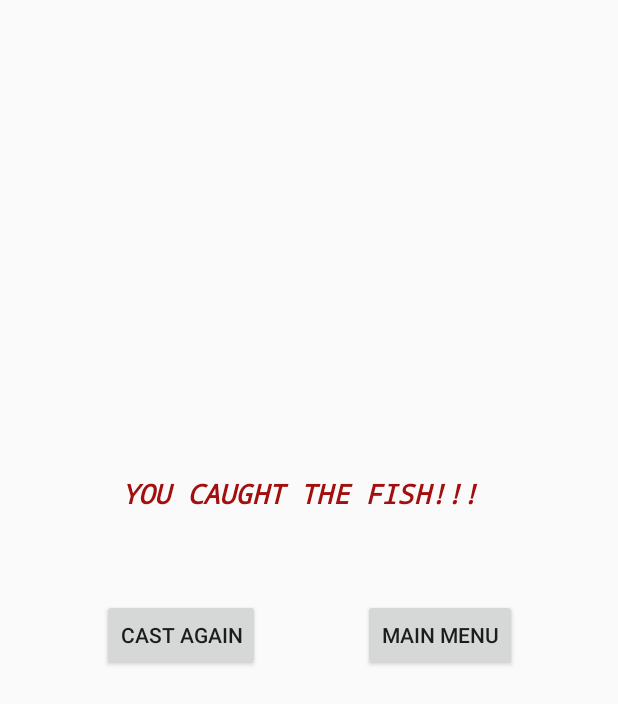
After one commit to Diadxm/FingerFishingFinal, an Android app: the caughtFishActivity screen opened directly, with no data from a screen before it, on a phone screen of 412 x 824 dp. The commit adds this screen. Shown: the top 704 px of the screen. Run offline under Robolectric (Android 15) with nearby library versions, the phone set to English and light mode, and no system bars.

Commit message:
caught fish and lost fish screens

```diff
--- a/app/src/main/AndroidManifest.xml
+++ b/app/src/main/AndroidManifest.xml
@@ -9,7 +9,8 @@
         android:roundIcon="@mipmap/ic_launcher_round"
         android:supportsRtl="true"
         android:theme="@style/AppTheme">
-
+        <activity android:name=".lostFishActivity"></activity>
+        <activity android:name=".caughtFishActivity" />
         <activity android:name=".HiScoreActivity" />
         <activity android:name=".Game_activity" />
         <activity android:name=".MainActivity">
--- /dev/null
+++ b/app/src/main/java/com/rickberenguer/fingerfishing/caughtFishActivity.java
@@ -0,0 +1,57 @@
+package com.rickberenguer.fingerfishing;
+
+import android.content.Intent;
+import android.graphics.Point;
+import android.support.v7.app.AppCompatActivity;
+import android.os.Bundle;
+import android.view.Display;
+import android.view.View;
+import android.widget.Button;
+
+public class caughtFishActivity extends AppCompatActivity {
+
+    private Button castAgainButton;
+    private Button mainMenuButton;
+
+    int screenWidth;
+    int screenHeight;
+
+    @Override
+    protected void onCreate(Bundle savedInstanceState) {
+        super.onCreate(savedInstanceState);
+        setContentView(R.layout.activity_caught_fish);
+
+        //find out the width and height of the screen
+        Display display = getWindowManager().getDefaultDisplay();
+        Point size = new Point();
+        display.getSize(size);
+        screenWidth = size.x;
+        screenHeight = size.y;
+
+        castAgainButton = (Button) findViewById(R.id.castAgain);
+        castAgainButton.setOnClickListener(new View.OnClickListener(){
+            @Override
+            public void onClick(View v){
+                openGame_activity();
+            }
+        });
+
+        mainMenuButton = (Button) findViewById(R.id.mainMenu);
+        mainMenuButton.setOnClickListener(new View.OnClickListener(){
+            @Override
+            public void onClick(View v){
+                openMainActivity();
+            }
+        });
+    }
+
+    public void openGame_activity(){
+        Intent intent = new Intent(this, Game_activity.class);
+        startActivity(intent);
+    }
+
+    public void openMainActivity(){
+        Intent intent = new Intent(this, MainActivity.class);
+        startActivity(intent);
+    }
+}
--- /dev/null
+++ b/app/src/main/res/layout/activity_caught_fish.xml
@@ -0,0 +1,63 @@
+<?xml version="1.0" encoding="utf-8"?>
+<android.support.constraint.ConstraintLayout xmlns:android="http://schemas.android.com/apk/res/android"
+    xmlns:app="http://schemas.android.com/apk/res-auto"
+    xmlns:tools="http://schemas.android.com/tools"
+    android:layout_width="match_parent"
+    android:layout_height="match_parent"
+    tools:context=".caughtFishActivity">
+
+    <TextView
+        android:id="@+id/textView3"
+        android:layout_width="250dp"
+        android:layout_height="31dp"
+        android:layout_marginStart="8dp"
+        android:layout_marginTop="8dp"
+        android:layout_marginEnd="8dp"
+        android:layout_marginBottom="8dp"
+        android:background="#00BD1717"
+        android:fontFamily="monospace"
+        android:text="YOU CAUGHT THE FISH!!!"
+        android:textAllCaps="true"
+        android:textAppearance="@style/TextAppearance.AppCompat.Large"
+        android:textColor="@color/colorPrimary"
+        android:textSize="18sp"
+        android:textStyle="bold|italic"
+        android:typeface="serif"
+        app:layout_constraintBottom_toBottomOf="parent"
+        app:layout_constraintEnd_toEndOf="parent"
+        app:layout_constraintStart_toStartOf="parent"
+        app:layout_constraintTop_toTopOf="parent"
+        app:layout_constraintVertical_bias="0.397" />
+
+    <Button
+        android:id="@+id/castAgain"
+        android:layout_width="wrap_content"
+        android:layout_height="wrap_content"
+        android:layout_marginStart="8dp"
+        android:layout_marginTop="8dp"
+        android:layout_marginEnd="8dp"
+        android:layout_marginBottom="8dp"
+        android:text="Cast Again"
+        app:layout_constraintBottom_toBottomOf="parent"
+        app:layout_constraintEnd_toEndOf="@+id/mainMenu"
+        app:layout_constraintHorizontal_bias="0.27"
+        app:layout_constraintStart_toStartOf="parent"
+        app:layout_constraintTop_toTopOf="parent"
+        app:layout_constraintVertical_bias="0.515" />
+
+    <Button
+        android:id="@+id/mainMenu"
+        android:layout_width="wrap_content"
+        android:layout_height="wrap_content"
+        android:layout_marginStart="8dp"
+        android:layout_marginTop="8dp"
+        android:layout_marginEnd="8dp"
+        android:layout_marginBottom="8dp"
+        android:text="Main Menu"
+        app:layout_constraintBottom_toBottomOf="parent"
+        app:layout_constraintEnd_toEndOf="parent"
+        app:layout_constraintHorizontal_bias="0.798"
+        app:layout_constraintStart_toStartOf="parent"
+        app:layout_constraintTop_toTopOf="parent"
+        app:layout_constraintVertical_bias="0.515" />
+</android.support.constraint.ConstraintLayout>
```
Also changed, not shown: app/src/main/java/com/rickberenguer/fingerfishing/Game_activity.java (+17 -2 lines), app/src/main/java/com/rickberenguer/fingerfishing/lostFishActivity.java (added, +57 -0 lines), app/src/main/res/layout/activity_lost_fish.xml (added, +63 -0 lines).
